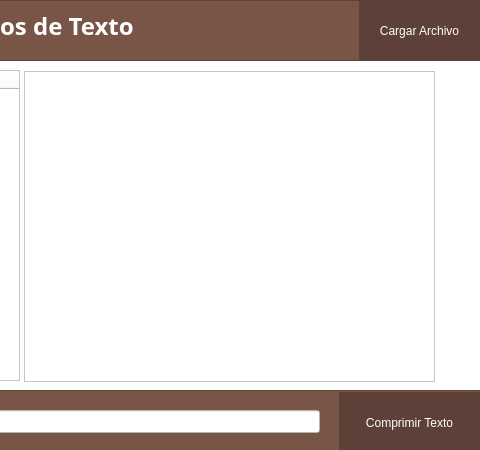
The window that huffmanwindow.ui (carlosvelaquez/Proyecto-EdD1) describes before a commit, drawn with Qt 5; both pictures show x 271 to 751 and y 0 to 450 of the 751 by 450 pixel window.
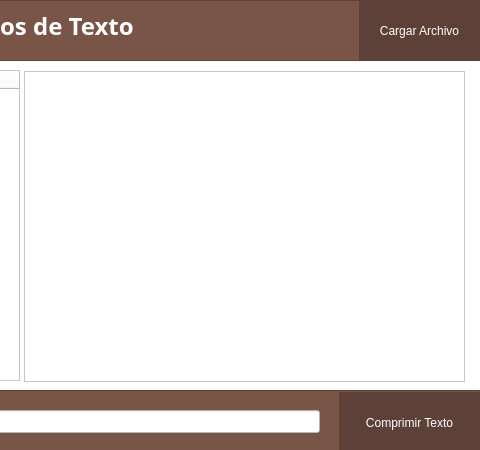
The same window after the commit.

```diff
--- a/huffmanwindow.ui
+++ b/huffmanwindow.ui
@@ -173,7 +173,7 @@
     <rect>
      <x>295</x>
      <y>71</y>
-     <width>411</width>
+     <width>441</width>
      <height>311</height>
     </rect>
    </property>
```
